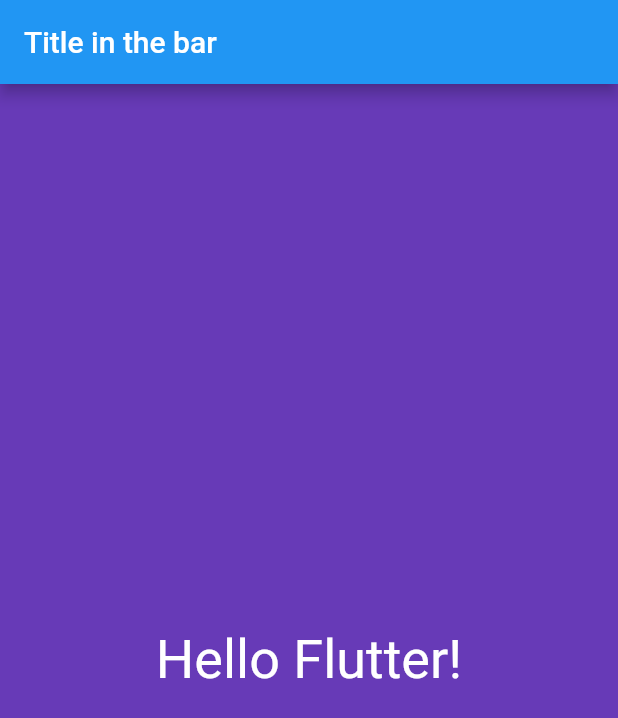
After one commit to pratiksinghchauhan/flutter-hello-world, a Flutter app: the screen it shows after launch, on a phone screen of 412 x 824 dp. The commit adds this screen. Shown: the top 718 px of the screen. Run offline on Flutter 3.47's test engine with Material 2 defaults, Android fonts, the phone set to English and light mode, and no system bars.

Commit message:
added imports and folder structure

```diff
--- a/lib/main.dart
+++ b/lib/main.dart
@@ -1,27 +1,19 @@
 import 'package:flutter/material.dart';
+import './screens/home.dart';
 
-void main() {
-  runApp(new HelloFlutterApp());
-}
+void main() => runApp(new HelloFlutterApp());
 
 class HelloFlutterApp extends StatelessWidget {
   @override
   Widget build(BuildContext context) {
     return (MaterialApp(
+      debugShowCheckedModeBanner: false,
       title: "Hello Flutter App",
       home: Scaffold(
           appBar: AppBar(
             title: Text("Title in the bar"),
           ),
-          body: Material(
-              color: Colors.deepPurple,
-              child: Center(
-                child: Text(
-                  "Hello Flutter!",
-                  textDirection: TextDirection.ltr,
-                  style: TextStyle(color: Colors.white, fontSize: 36.0),
-                ),
-              ))),
+          body: Home()),
     ));
   }
 }
--- /dev/null
+++ b/lib/screens/home.dart
@@ -0,0 +1,16 @@
+import "package:flutter/material.dart";
+
+class Home extends StatelessWidget {
+  @override
+  Widget build(BuildContext context) {
+    return (Material(
+        color: Colors.deepPurple,
+        child: Center(
+          child: Text(
+            "Hello Flutter!",
+            textDirection: TextDirection.ltr,
+            style: TextStyle(color: Colors.white, fontSize: 36.0),
+          ),
+        )));
+  }
+}
```
